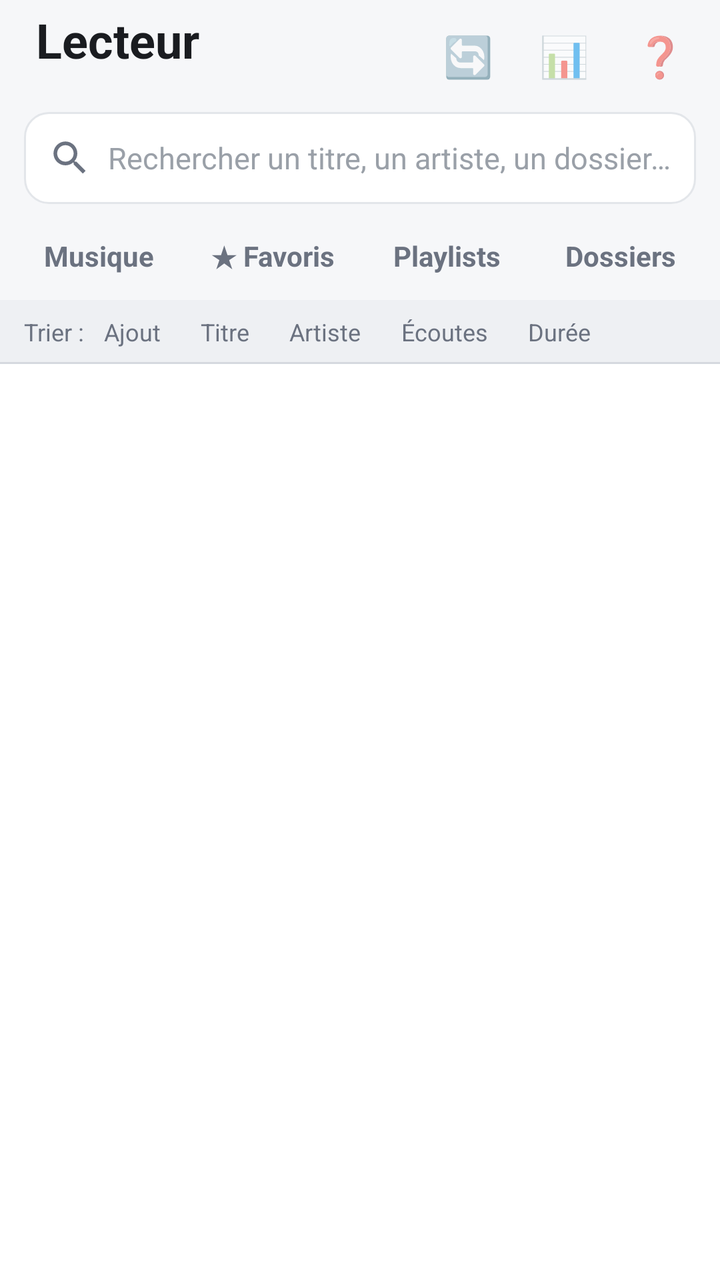
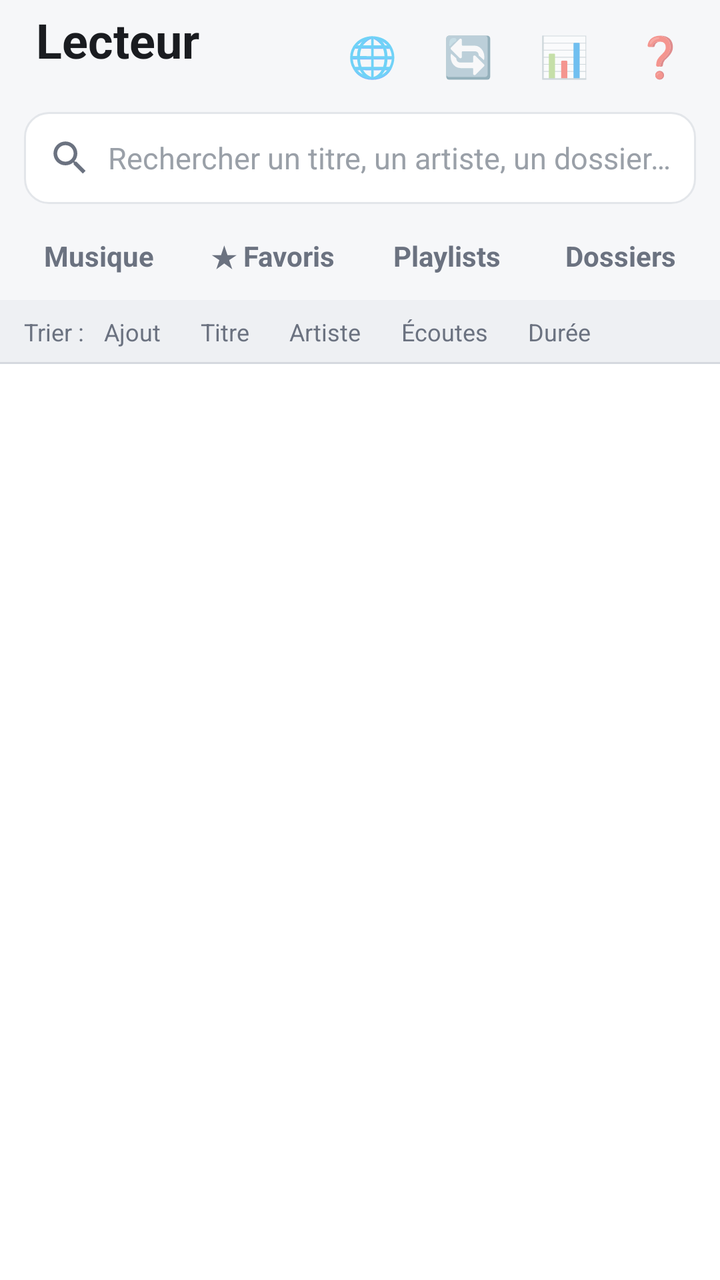

An Android layout rendered at two revisions. The XML below is the earlier revision; the diff shows what the commit changed to produce the second picture.
<!-- AndroidManifest.xml: application theme Theme.Lecteur -->
<!-- res/layout/activity_main.xml -->
<?xml version="1.0" encoding="utf-8"?>
<LinearLayout xmlns:android="http://schemas.android.com/apk/res/android"
    android:layout_width="match_parent"
    android:layout_height="match_parent"
    android:orientation="vertical"
    android:background="@color/fond">

    <LinearLayout
        android:layout_width="match_parent"
        android:layout_height="56dp"
        android:gravity="center_vertical"
        android:orientation="horizontal"
        android:paddingStart="18dp"
        android:paddingEnd="6dp">
        <LinearLayout
            android:layout_width="0dp"
            android:layout_height="wrap_content"
            android:layout_weight="1"
            android:orientation="vertical">
            <TextView
                android:layout_width="wrap_content"
                android:layout_height="wrap_content"
                android:text="Lecteur"
                android:textColor="@color/texte"
                android:textSize="24sp"
                android:textStyle="bold" />
            <TextView
                android:id="@+id/compteur"
                android:layout_width="wrap_content"
                android:layout_height="wrap_content"
                android:textColor="@color/gris"
                android:textSize="12sp" />
        </LinearLayout>
        <TextView android:id="@+id/btnActualiser" style="@style/BoutonHaut" android:text="🔄" />
        <TextView android:id="@+id/btnDonnees" style="@style/BoutonHaut" android:text="📊" />
        <TextView android:id="@+id/btnAide" style="@style/BoutonHaut" android:text="❓" />
    </LinearLayout>

    <TextView
        android:id="@+id/bandeau"
        android:layout_width="match_parent"
        android:layout_height="wrap_content"
        android:layout_marginStart="12dp"
        android:layout_marginEnd="12dp"
        android:layout_marginBottom="8dp"
        android:background="@drawable/bg_bandeau"
        android:foreground="?android:attr/selectableItemBackground"
        android:padding="12dp"
        android:textColor="#6B4A00"
        android:textSize="14sp"
        android:visibility="gone" />

    <include layout="@layout/barre_recherche" />

    <LinearLayout
        android:id="@+id/onglets"
        android:layout_width="match_parent"
        android:layout_height="44dp"
        android:orientation="horizontal"
        android:paddingStart="6dp"
        android:paddingEnd="6dp">
        <TextView android:id="@+id/ongletMusique" style="@style/Onglet" android:text="Musique" />
        <TextView android:id="@+id/ongletFavoris" style="@style/Onglet" android:text="★ Favoris" />
        <TextView android:id="@+id/ongletPlaylists" style="@style/Onglet" android:text="Playlists" />
        <TextView android:id="@+id/ongletDossiers" style="@style/Onglet" android:text="Dossiers" />
    </LinearLayout>

    <include layout="@layout/barre_tri" />

    <FrameLayout
        android:layout_width="match_parent"
        android:layout_height="0dp"
        android:layout_weight="1">
        <androidx.recyclerview.widget.RecyclerView
            android:id="@+id/liste"
            android:layout_width="match_parent"
            android:layout_height="match_parent"
            android:background="@color/carte"
            android:scrollbars="vertical" />
        <LinearLayout
            android:id="@+id/vide"
            android:layout_width="match_parent"
            android:layout_height="match_parent"
            android:background="@color/fond"
            android:gravity="center"
            android:orientation="vertical"
            android:padding="32dp"
            android:visibility="gone">
            <TextView
                android:id="@+id/texteVide"
                android:layout_width="wrap_content"
                android:layout_height="wrap_content"
                android:gravity="center"
                android:textColor="@color/texte"
                android:textSize="16sp" />
            <TextView
                android:id="@+id/btnVide"
                android:layout_width="wrap_content"
                android:layout_height="52dp"
                android:layout_marginTop="20dp"
                android:background="@drawable/bg_bouton"
                android:gravity="center"
                android:paddingStart="24dp"
                android:paddingEnd="24dp"
                android:textColor="#FFFFFF"
                android:textSize="16sp"
                android:textStyle="bold" />
        </LinearLayout>
    </FrameLayout>

    <include layout="@layout/mini_lecteur" />
</LinearLayout>
<!-- res/layout/barre_recherche.xml (included above) -->
<?xml version="1.0" encoding="utf-8"?>
<LinearLayout xmlns:android="http://schemas.android.com/apk/res/android"
    android:layout_width="match_parent"
    android:layout_height="46dp"
    android:layout_marginStart="12dp"
    android:layout_marginEnd="12dp"
    android:layout_marginBottom="4dp"
    android:background="@drawable/bg_recherche"
    android:gravity="center_vertical"
    android:orientation="horizontal"
    android:paddingStart="12dp">
    <ImageView
        android:layout_width="22dp"
        android:layout_height="22dp"
        android:src="@drawable/ic_recherche" />
    <EditText
        android:id="@+id/recherche"
        android:layout_width="0dp"
        android:layout_height="match_parent"
        android:layout_marginStart="8dp"
        android:layout_weight="1"
        android:background="@android:color/transparent"
        android:hint="Rechercher un titre, un artiste, un dossier…"
        android:imeOptions="actionSearch|flagNoExtractUi"
        android:inputType="text"
        android:singleLine="true"
        android:textColor="@color/texte"
        android:textColorHint="@color/gris_clair"
        android:textSize="15sp" />
    <ImageView
        android:id="@+id/effacerRecherche"
        android:layout_width="44dp"
        android:layout_height="match_parent"
        android:background="?android:attr/selectableItemBackgroundBorderless"
        android:scaleType="center"
        android:src="@drawable/ic_fermer"
        android:tint="#9AA0A8"
        android:visibility="gone" />
</LinearLayout>
<!-- res/layout/barre_tri.xml (included above) -->
<?xml version="1.0" encoding="utf-8"?>
<HorizontalScrollView xmlns:android="http://schemas.android.com/apk/res/android"
    android:id="@+id/barreTri"
    android:layout_width="match_parent"
    android:layout_height="32dp"
    android:background="@drawable/bg_entete"
    android:scrollbars="none">
    <LinearLayout
        android:layout_width="wrap_content"
        android:layout_height="match_parent"
        android:gravity="center_vertical"
        android:orientation="horizontal"
        android:paddingStart="12dp"
        android:paddingEnd="12dp">
        <TextView
            android:layout_width="wrap_content"
            android:layout_height="wrap_content"
            android:text="Trier :"
            android:textColor="@color/gris"
            android:textSize="12sp" />
        <TextView android:id="@+id/triAjout" style="@style/Tri" android:text="Ajout" />
        <TextView android:id="@+id/triTitre" style="@style/Tri" android:text="Titre" />
        <TextView android:id="@+id/triArtiste" style="@style/Tri" android:text="Artiste" />
        <TextView android:id="@+id/triEcoutes" style="@style/Tri" android:text="Écoutes" />
        <TextView android:id="@+id/triDuree" style="@style/Tri" android:text="Durée" />
    </LinearLayout>
</HorizontalScrollView>
<!-- res/layout/mini_lecteur.xml (included above) -->
<?xml version="1.0" encoding="utf-8"?>
<LinearLayout xmlns:android="http://schemas.android.com/apk/res/android"
    android:id="@+id/mini"
    android:layout_width="match_parent"
    android:layout_height="wrap_content"
    android:background="@color/carte"
    android:elevation="12dp"
    android:orientation="vertical"
    android:visibility="gone">
    <ProgressBar
        android:id="@+id/miniBarre"
        style="?android:attr/progressBarStyleHorizontal"
        android:layout_width="match_parent"
        android:layout_height="3dp"
        android:max="1000"
        android:progressTint="@color/accent"
        android:progressBackgroundTint="@color/trait" />
    <LinearLayout
        android:id="@+id/miniZone"
        android:layout_width="match_parent"
        android:layout_height="68dp"
        android:foreground="?android:attr/selectableItemBackground"
        android:gravity="center_vertical"
        android:orientation="horizontal"
        android:paddingStart="12dp"
        android:paddingEnd="4dp">
        <ImageView
            android:id="@+id/miniPochette"
            android:layout_width="48dp"
            android:layout_height="48dp"
            android:background="@drawable/bg_pochette"
            android:scaleType="centerCrop" />
        <LinearLayout
            android:layout_width="0dp"
            android:layout_height="wrap_content"
            android:layout_marginStart="12dp"
            android:layout_weight="1"
            android:orientation="vertical">
            <TextView
                android:id="@+id/miniTitre"
                android:layout_width="match_parent"
                android:layout_height="wrap_content"
                android:ellipsize="end"
                android:singleLine="true"
                android:textColor="@color/texte"
                android:textSize="16sp"
                android:textStyle="bold" />
            <TextView
                android:id="@+id/miniArtiste"
                android:layout_width="match_parent"
                android:layout_height="wrap_content"
                android:ellipsize="end"
                android:singleLine="true"
                android:textColor="@color/gris"
                android:textSize="13sp" />
        </LinearLayout>
        <ImageView
            android:id="@+id/miniLecture"
            android:layout_width="56dp"
            android:layout_height="56dp"
            android:background="?android:attr/selectableItemBackgroundBorderless"
            android:padding="12dp"
            android:src="@drawable/ic_lecture" />
        <ImageView
            android:id="@+id/miniSuivant"
            android:layout_width="52dp"
            android:layout_height="56dp"
            android:background="?android:attr/selectableItemBackgroundBorderless"
            android:padding="13dp"
            android:src="@drawable/ic_suivant" />
    </LinearLayout>
</LinearLayout>
<!-- resources referenced by this layout -->
<resources>
  <color name="accent">#1E63D6</color>
  <color name="carte">#FFFFFF</color>
  <color name="fond">#F6F7F9</color>
  <color name="gris">#6B7280</color>
  <color name="gris_clair">#9AA0A8</color>
  <color name="texte">#1A1C20</color>
  <color name="trait">#E3E6EA</color>
  <!-- drawable bg_bandeau (drawable) -->
  <shape xmlns:android="http://schemas.android.com/apk/res/android" android:shape="rectangle">
      <solid android:color="#FFF4D6"/>
      <stroke android:width="1dp" android:color="#F2C94C"/>
      <corners android:radius="10dp"/>
  </shape>
  <!-- drawable bg_bouton (drawable) -->
  <ripple xmlns:android="http://schemas.android.com/apk/res/android" android:color="#33FFFFFF">
      <item><shape android:shape="rectangle"><solid android:color="@color/accent"/><corners android:radius="10dp"/></shape></item>
  </ripple>
  <!-- drawable bg_entete (drawable) -->
  <layer-list xmlns:android="http://schemas.android.com/apk/res/android">
      <item><color android:color="#EEF0F3"/></item>
      <item android:gravity="bottom" android:height="1dp"><color android:color="#D5D9DF"/></item>
  </layer-list>
  <!-- drawable bg_pochette (drawable) -->
  <shape xmlns:android="http://schemas.android.com/apk/res/android" android:shape="rectangle">
      <solid android:color="@color/trait"/>
      <corners android:radius="8dp"/>
  </shape>
  <!-- drawable bg_recherche (drawable) -->
  <shape xmlns:android="http://schemas.android.com/apk/res/android" android:shape="rectangle">
      <solid android:color="@color/carte"/>
      <stroke android:width="1dp" android:color="@color/trait"/>
      <corners android:radius="12dp"/>
  </shape>
  <!-- drawable ic_fermer (drawable) -->
  <vector xmlns:android="http://schemas.android.com/apk/res/android" android:width="24dp" android:height="24dp" android:viewportWidth="24" android:viewportHeight="24">
      <path android:fillColor="#D9534F" android:pathData="M19,6.41L17.59,5 12,10.59 6.41,5 5,6.41 10.59,12 5,17.59 6.41,19 12,13.41 17.59,19 19,17.59 13.41,12z"/>
  </vector>
  <!-- drawable ic_lecture (drawable) -->
  <vector xmlns:android="http://schemas.android.com/apk/res/android" android:width="24dp" android:height="24dp" android:viewportWidth="24" android:viewportHeight="24">
      <path android:fillColor="#1A1C20" android:pathData="M8,5v14l11,-7z"/>
  </vector>
  <!-- drawable ic_suivant (drawable) -->
  <vector xmlns:android="http://schemas.android.com/apk/res/android" android:width="24dp" android:height="24dp" android:viewportWidth="24" android:viewportHeight="24">
      <path android:fillColor="#1A1C20" android:pathData="M6,18l8.5,-6L6,6v12zM16,6v12h2V6h-2z"/>
  </vector>
  <style name="BoutonHaut">
          <item name="android:layout_width">48dp</item>
          <item name="android:layout_height">48dp</item>
          <item name="android:gravity">center</item>
          <item name="android:textSize">20sp</item>
          <item name="android:background">?android:attr/selectableItemBackgroundBorderless</item>
      </style>
  <style name="Theme.Lecteur" parent="android:Theme.Material.Light.NoActionBar">
          <item name="android:colorAccent">@color/accent</item>
          <item name="android:colorPrimary">@color/accent</item>
          <item name="android:windowBackground">@color/fond</item>
          <item name="android:statusBarColor">@color/fond</item>
          <item name="android:windowLightStatusBar">true</item>
          <item name="android:navigationBarColor">@color/carte</item>
      </style>
  <!-- drawable bg_onglet (drawable) -->
  <selector xmlns:android="http://schemas.android.com/apk/res/android">
      <item android:state_selected="true">
          <layer-list>
              <item><color android:color="@android:color/transparent"/></item>
              <item android:gravity="bottom" android:height="3dp"><color android:color="@color/accent"/></item>
          </layer-list>
      </item>
      <item><color android:color="@android:color/transparent"/></item>
  </selector>
  <!-- unchanged entries left out for length: 3 -->
</resources>

<!-- the commit's change to res/layout/activity_main.xml (unified diff, before → after) -->
@@ -31,6 +31,7 @@
                 android:textColor="@color/gris"
                 android:textSize="12sp" />
         </LinearLayout>
+        <TextView android:id="@+id/btnTraduction" style="@style/BoutonHaut" android:text="🌐" />
         <TextView android:id="@+id/btnActualiser" style="@style/BoutonHaut" android:text="🔄" />
         <TextView android:id="@+id/btnDonnees" style="@style/BoutonHaut" android:text="📊" />
         <TextView android:id="@+id/btnAide" style="@style/BoutonHaut" android:text="❓" />
